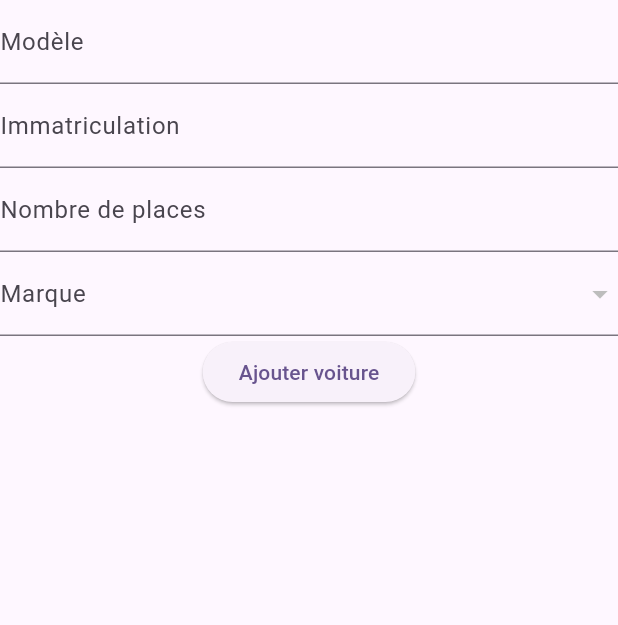
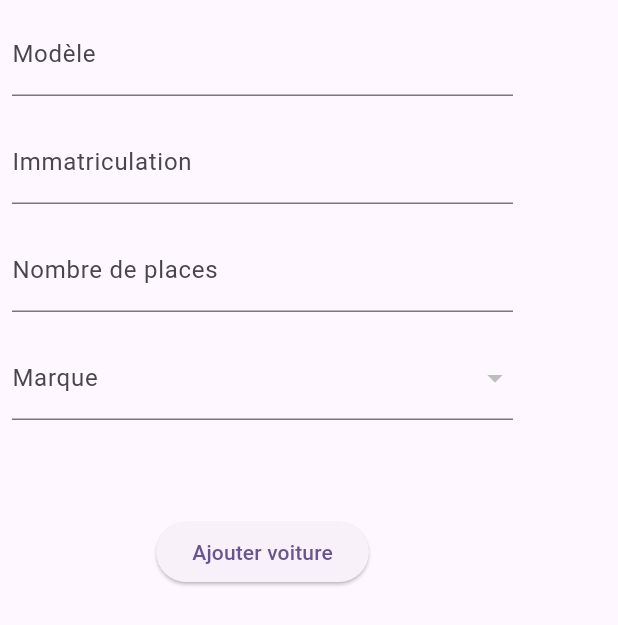
Before and after one commit to elemouellic/FrontCovoiturage, a Flutter app: the AddCarWidget widget shown alone on an empty page, opened directly with empty values, on a phone screen of 412 x 824 dp. Shown: the top 625 px of the screen. Run offline on Flutter 3.47's test engine with Material 3 defaults, Android fonts, the phone set to English and light mode, and no system bars; our stand-ins replace shared_preferences; accounts and stored records are empty; network calls fail.

Commit message:
implement home__account page

```diff
--- a/lib/pages/home__account__add_car.dart
+++ b/lib/pages/home__account__add_car.dart
@@ -7,7 +7,7 @@ import '../services/authentication_service.dart';
 class AddCarWidget extends StatefulWidget {
   final AuthenticationService authService;
   final Function onCarAdded;
-  final int studentId; // Add the student ID as a parameter
+  final int studentId;
 
   const AddCarWidget(
       {Key? key,
@@ -75,22 +75,38 @@ class _AddCarWidgetState extends State<AddCarWidget> {
 
 @override
 Widget build(BuildContext context) {
-    return Column(
+  return ConstrainedBox(
+    constraints: const BoxConstraints(maxWidth: 350, maxHeight: 400),
+    child: Column(
+      mainAxisAlignment: MainAxisAlignment.spaceBetween, // Add this
       children: [
-        TextField(
+        Column(
+          children: [
+            Padding(
+              padding: const EdgeInsets.all(8.0),
+              child: TextField(
                 controller: controllers[0],
                 decoration: const InputDecoration(labelText: 'Modèle'),
               ),
-        TextField(
+            ),
+            Padding(
+              padding: const EdgeInsets.all(8.0),
+              child: TextField(
                 controller: controllers[1],
                 decoration: const InputDecoration(labelText: 'Immatriculation'),
               ),
-        TextField(
+            ),
+            Padding(
+              padding: const EdgeInsets.all(8.0),
+              child: TextField(
                 controller: controllers[2],
                 decoration: const InputDecoration(labelText: 'Nombre de places'),
                 keyboardType: TextInputType.number,
               ),
-        DropdownButtonFormField<String>(
+            ),
+            Padding(
+              padding: const EdgeInsets.all(8.0),
+              child: DropdownButtonFormField<String>(
                 value: selectedCarBrands,
                 decoration: const InputDecoration(labelText: 'Marque'),
                 items: carBrands.map<DropdownMenuItem<String>>((String value) {
@@ -105,11 +121,18 @@ class _AddCarWidgetState extends State<AddCarWidget> {
                   });
                 },
               ),
+            ),
+          ],
+        ),
+        Padding(
+          padding: const EdgeInsets.all(8.0),
+          child:
         ElevatedButton(
           onPressed: addCar,
           child: const Text('Ajouter voiture'),
         ),
+      ),
       ],
+    ),
   );
-  }
-}
+}}
```
Also changed, not shown: lib/pages/home__account.dart (+52 -13 lines), lib/pages/home__account__update_profile.dart (added). Lines whose indentation alone changed are shown as unchanged.
